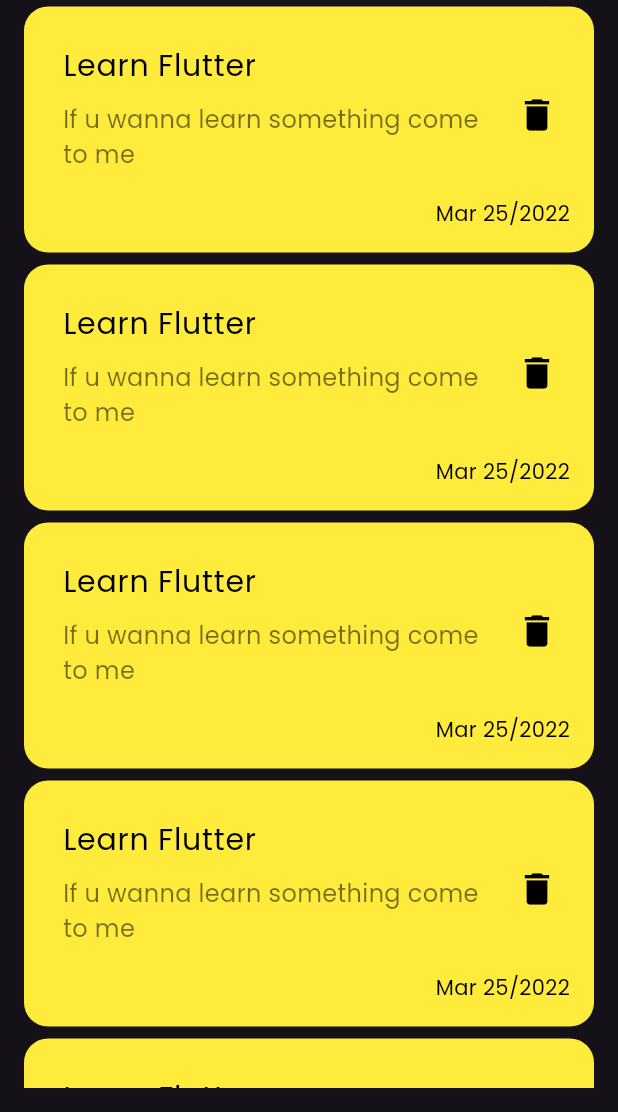
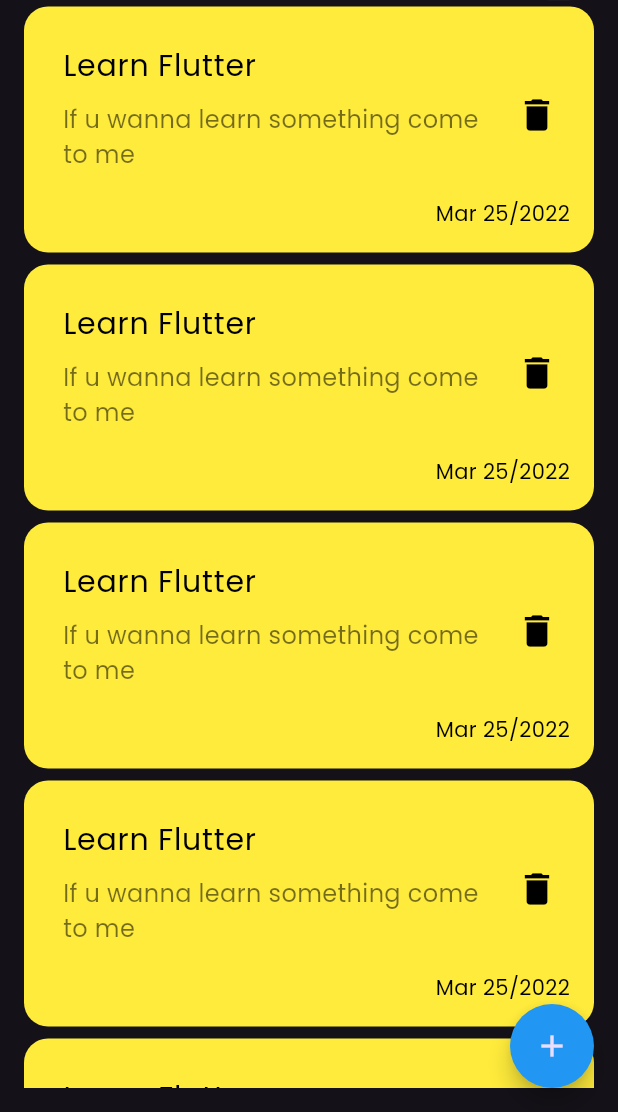
Before and after one commit to Emad-Ayad/MyNotes, a Flutter app: the screen it shows after launch, on a phone screen of 412 x 824 dp, the part 124-1236 px from its top. Run offline on Flutter 3.47's test engine with Material 3 defaults, Android fonts, the phone set to English and light mode, and no system bars.

```diff
--- a/lib/main.dart
+++ b/lib/main.dart
@@ -14,7 +14,7 @@ class MyApp extends StatelessWidget {
       debugShowCheckedModeBanner: false,
       title: 'Flutter Demo',
       theme: ThemeData(fontFamily:'Poppins',brightness: Brightness.dark),
-      home: HomeScreen(),
+      home: const HomeScreen(),
     );
   }
 }
--- a/lib/views/screens/home_screen.dart
+++ b/lib/views/screens/home_screen.dart
@@ -1,4 +1,5 @@
 import 'package:flutter/material.dart';
+import 'package:mynotes/views/widgets/add_note_bottom_sheet.dart';
 import 'package:mynotes/views/widgets/notes_body.dart';
 
 class HomeScreen extends StatelessWidget {
@@ -6,8 +7,21 @@ class HomeScreen extends StatelessWidget {
 
   @override
   Widget build(BuildContext context) {
-    return const Scaffold(
-      body: NotesBody(),
+    return Scaffold(
+      floatingActionButton: FloatingActionButton(
+        onPressed: () {
+          showModalBottomSheet(
+            context: context,
+            builder: (context) {
+              return const AddNoteBottomSheet();
+            },
+          );
+        },
+        backgroundColor: Colors.blue,
+        shape: const CircleBorder(),
+        child: const Icon(Icons.add),
+      ),
+      body: const NotesBody(),
     );
   }
 }
```
Also changed, not shown: lib/views/widgets/add_note_bottom_sheet.dart (added, +19 -0 lines), lib/views/widgets/custom_text_field.dart (added, +29 -0 lines).
